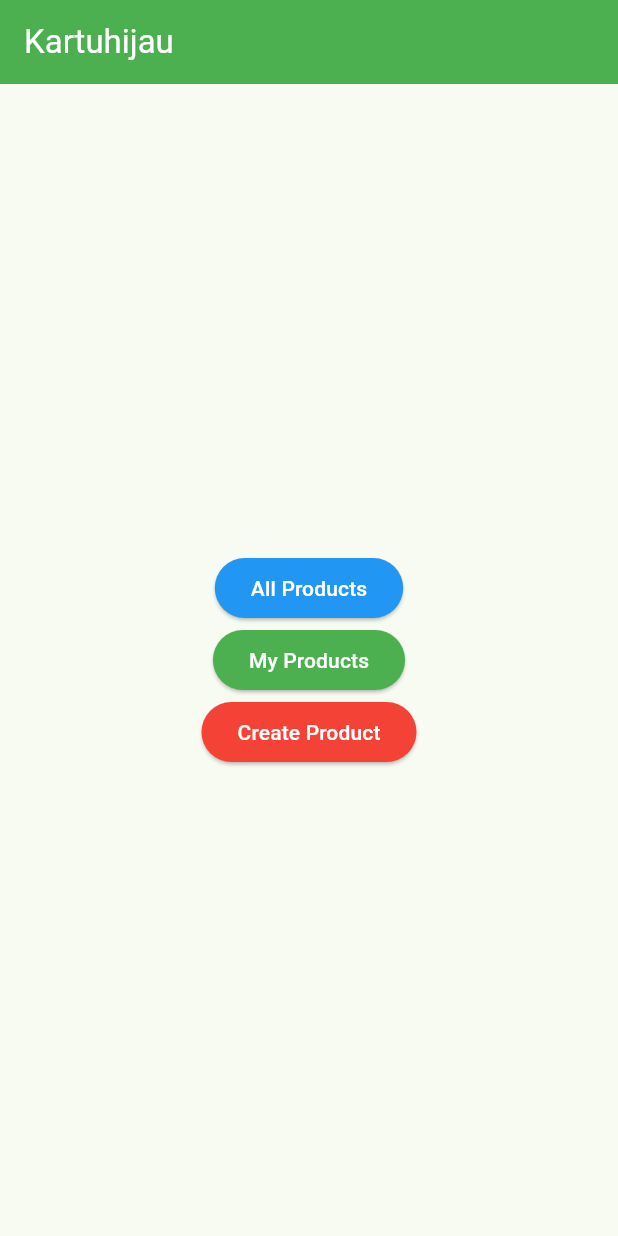
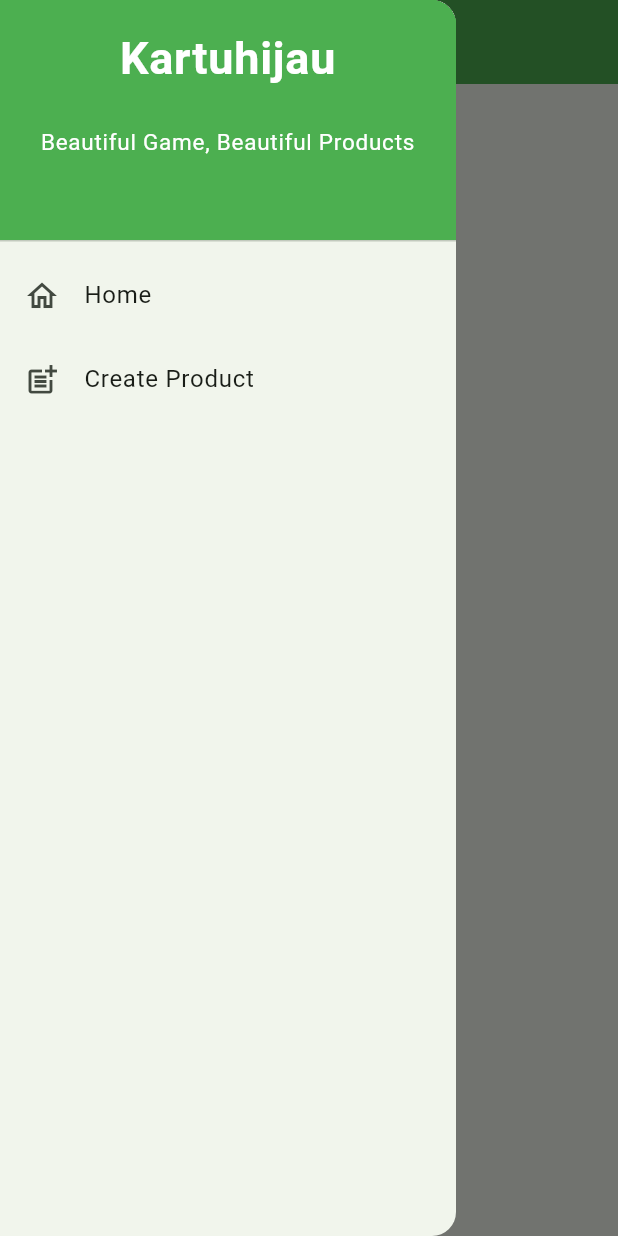
Before and after one commit to skrjmcdc/kartuhijau, a Flutter app: the screen it shows after launch, with the side drawer open (before the commit the screen has no drawer), on a phone screen of 412 x 824 dp. Run offline on Flutter 3.47's test engine with Material 3 defaults, Android fonts, the light colour scheme and no system bars.

Commit message:
Add drawer

```diff
--- a/lib/main.dart
+++ b/lib/main.dart
@@ -1,5 +1,6 @@
 import 'package:flutter/material.dart';
 import 'package:kartuhijau/screens/product_form.dart';
+import 'package:kartuhijau/widgets/left_drawer.dart';
 
 void main() {
   runApp(const MyApp());
@@ -12,17 +13,17 @@
   @override
   Widget build(BuildContext context) {
     return MaterialApp(
-      title: 'Flutter Demo',
+      title: 'Kartuhijau',
       theme: ThemeData(
         colorScheme: ColorScheme.fromSeed(seedColor: Colors.green),
       ),
-      home: const MyHomePage(title: 'Kartuhijau'),
+      home: MyHomePage(),
     );
   }
 }
 
-class MyHomePage extends StatefulWidget {
-  const MyHomePage({super.key, required this.title});
+class MyHomePage extends StatelessWidget {
+  const MyHomePage({super.key});
 
   // This widget is the home page of your application. It is stateful, meaning
   // that it has a State object (defined below) that contains fields that affect
@@ -33,29 +34,15 @@
   // used by the build method of the State. Fields in a Widget subclass are
   // always marked "final".
 
-  final String title;
-
-  @override
-  State<MyHomePage> createState() => _MyHomePageState();
-}
-
-class _MyHomePageState extends State<MyHomePage> {
-  int _counter = 0;
-
-  void _incrementCounter() {
-    setState(() {
-      _counter++;
-    });
-  }
-
   @override
   Widget build(BuildContext context) {
     return Scaffold(
       appBar: AppBar(
-        title: Text(widget.title),
+        title: const Text("Kartuhijau"),
         backgroundColor: Colors.green,
         foregroundColor: Colors.white,
       ),
+      drawer: LeftDrawer(),
       body: Center(
         child: Column(
           mainAxisAlignment: MainAxisAlignment.center,
--- a/lib/screens/product_form.dart
+++ b/lib/screens/product_form.dart
@@ -1,4 +1,5 @@
 import 'package:flutter/material.dart';
+import 'package:kartuhijau/widgets/left_drawer.dart';
 
 class ProductFormPage extends StatefulWidget {
 
@@ -40,6 +41,7 @@ class _ProductFormPageState extends State<ProductFormPage> {
         backgroundColor: Colors.green,
         foregroundColor: Colors.white,
       ),
+      drawer: LeftDrawer(),
       body: Form(
         key: _formKey,
         child: ListView(
--- /dev/null
+++ b/lib/widgets/left_drawer.dart
@@ -0,0 +1,70 @@
+import 'package:flutter/material.dart';
+import 'package:kartuhijau/main.dart';
+import 'package:kartuhijau/screens/product_form.dart';
+
+class LeftDrawer extends StatelessWidget {
+  const LeftDrawer({super.key});
+
+  @override
+  Widget build(BuildContext context) {
+    return Drawer(
+      child: ListView(
+        children: [
+          const DrawerHeader(
+            decoration: BoxDecoration(
+              color: Colors.green,
+            ),
+            child: Column(
+              children: [
+                Expanded(
+                  child: Text(
+                    'Kartuhijau',
+                    textAlign: TextAlign.center,
+                    style: TextStyle(
+                      fontSize: 30,
+                      fontWeight: FontWeight.bold,
+                      color: Colors.white,
+                    ),
+                  ),
+                ),
+                Expanded(
+                  child: Text(
+                    "Beautiful Game, Beautiful Products",
+                    textAlign: TextAlign.center,
+                    style: TextStyle(
+                      fontSize: 15,
+                      fontWeight: FontWeight.normal,
+                      color: Colors.white,
+                    ),
+                  ),
+                ),
+              ],
+            ),
+          ),
+          ListTile(
+            leading: const Icon(Icons.home_outlined),
+            title: const Text('Home'),
+            onTap: () {
+              Navigator.pushReplacement(
+                context,
+                MaterialPageRoute(
+                  builder: (context) => MyHomePage(),
+              ));
+            },
+          ),
+          ListTile(
+            leading: const Icon(Icons.post_add),
+            title: const Text('Create Product'),
+            onTap: () {
+              Navigator.pushReplacement(
+                context,
+                MaterialPageRoute(
+                  builder: (context) => ProductFormPage(),
+              ));
+            },
+          ),
+        ],
+      ),
+    );
+  }
+}
```
